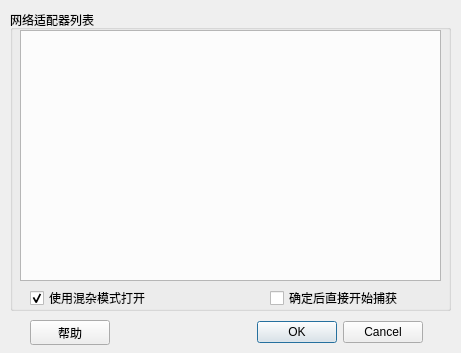
hurley25/sniffer, file choosedevdialog.ui: the form before one commit.
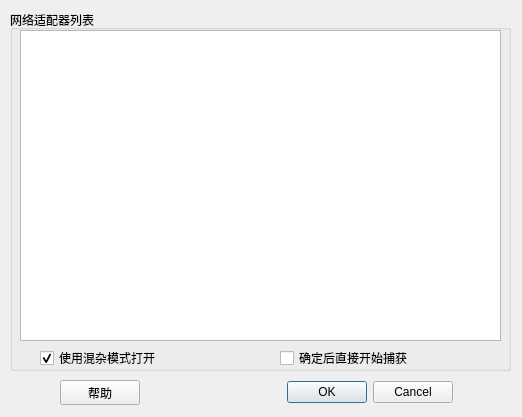
The form after the commit.

Commit message: 基本上完成了 选择捕获适配器 对话框的界面显示程序。     * 要注意C++中类的构造函数执行的操作，特别是指向其他类成员的指针操作。

```diff
--- a/choosedevdialog.ui
+++ b/choosedevdialog.ui
@@ -6,39 +6,20 @@
    <rect>
     <x>0</x>
     <y>0</y>
-    <width>461</width>
-    <height>353</height>
+    <width>522</width>
+    <height>417</height>
    </rect>
   </property>
   <property name="windowTitle">
    <string>选择网络适配器</string>
   </property>
-  <widget class="QListWidget" name="netDevListWidget">
-   <property name="geometry">
-    <rect>
-     <x>20</x>
-     <y>30</y>
-     <width>421</width>
-     <height>251</height>
-    </rect>
-   </property>
-   <property name="iconSize">
-    <size>
-     <width>0</width>
-     <height>0</height>
-    </size>
-   </property>
-   <property name="viewMode">
-    <enum>QListView::ListMode</enum>
-   </property>
-  </widget>
   <widget class="QGroupBox" name="netDevsGroupBox">
    <property name="geometry">
     <rect>
      <x>10</x>
      <y>10</y>
-     <width>441</width>
-     <height>301</height>
+     <width>501</width>
+     <height>361</height>
     </rect>
    </property>
    <property name="title">
@@ -47,8 +28,8 @@
    <widget class="QCheckBox" name="PromiscuousCheckBox">
     <property name="geometry">
      <rect>
-      <x>20</x>
-      <y>280</y>
+      <x>30</x>
+      <y>340</y>
       <width>131</width>
       <height>16</height>
      </rect>
@@ -63,8 +44,8 @@
    <widget class="QCheckBox" name="beginCheckBox">
     <property name="geometry">
      <rect>
-      <x>260</x>
-      <y>280</y>
+      <x>270</x>
+      <y>340</y>
       <width>131</width>
       <height>16</height>
      </rect>
@@ -73,12 +54,22 @@
      <string>确定后直接开始捕获</string>
     </property>
    </widget>
+   <widget class="QListWidget" name="netDevListWidget">
+    <property name="geometry">
+     <rect>
+      <x>10</x>
+      <y>20</y>
+      <width>481</width>
+      <height>311</height>
+     </rect>
+    </property>
+   </widget>
   </widget>
   <widget class="QWidget" name="layoutWidget">
    <property name="geometry">
     <rect>
-     <x>30</x>
-     <y>320</y>
+     <x>60</x>
+     <y>380</y>
      <width>393</width>
      <height>25</height>
     </rect>
```
Left out of the diff: 4 changed lines with no effect on the pictures. The commit also changes 7 other files.
